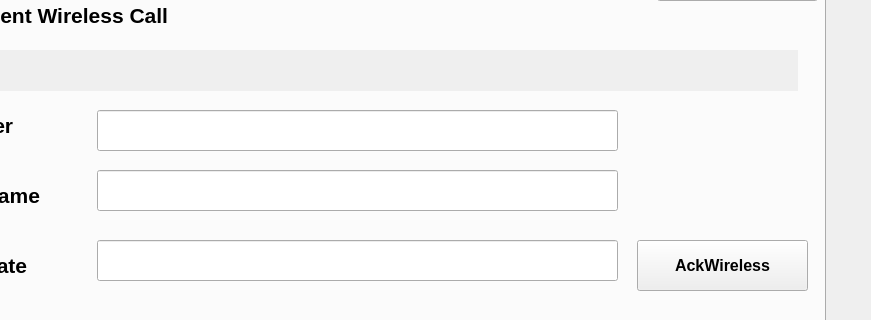
Above: QT/wswitch/nwgnd.ui from natashaiwscope/emulator_v0 before the change; both pictures show x 105 to 976 and y 131 to 451 of the 976 by 637 pixel window. Below: the same form after it.
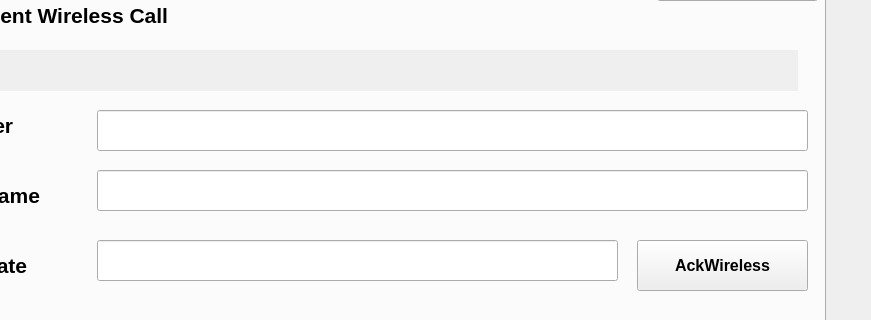
That is the form after the change.

Commit message: Thu Mar 15 19:23:20 EDT 2018

```diff
--- a/QT/wswitch/nwgnd.ui
+++ b/QT/wswitch/nwgnd.ui
@@ -132,7 +132,7 @@
       <rect>
        <x>200</x>
        <y>160</y>
-       <width>521</width>
+       <width>711</width>
        <height>41</height>
       </rect>
      </property>
@@ -410,7 +410,7 @@
       <rect>
        <x>200</x>
        <y>220</y>
-       <width>521</width>
+       <width>711</width>
        <height>41</height>
       </rect>
      </property>
```
The commit also changes 1 other file.
